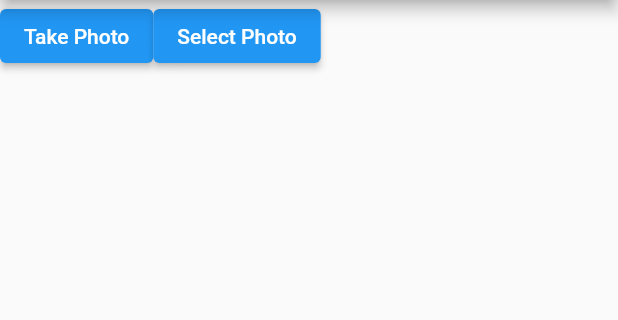
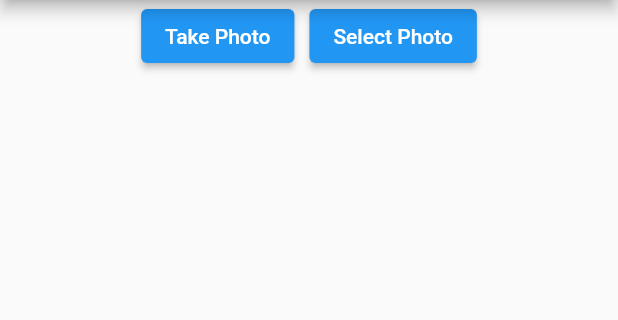
Before and after one commit to mvolkmann/flutter_camera, a Flutter app: the screen it shows after launch, after a tap on "Select Photo", on a phone screen of 412 x 824 dp, the part 84-404 px from its top. Run offline on Flutter 3.47's test engine with Material 2 defaults, Android fonts, the phone set to English and light mode, and no system bars; our stand-ins replace camera, image_picker.

```diff
--- a/lib/main.dart
+++ b/lib/main.dart
@@ -2,7 +2,9 @@ import 'dart:async';
 import 'dart:io';
 
 import 'package:camera/camera.dart';
+import 'package:image_picker/image_picker.dart';
 import 'package:flutter/material.dart';
+import './extensions/widget_extensions.dart';
 
 const title = 'Camera / Photo Library Demo';
 
@@ -32,35 +34,52 @@ Future<void> main() async {
   );
 }
 
-class Home extends StatelessWidget {
+class Home extends StatefulWidget {
   final CameraDescription? camera;
 
   Home({required this.camera, Key? key}) : super(key: key);
 
   @override
+  State<Home> createState() => _HomeState();
+}
+
+class _HomeState extends State<Home> {
+  final _picker = ImagePicker();
+  XFile? _selectedXFile;
+
+  @override
   Widget build(BuildContext context) {
     return Scaffold(
       appBar: AppBar(title: const Text(title)),
-      body: Row(
+      body: Column(
         children: [
-          if (camera == null) const Text('No camera found.'),
-          if (camera != null)
+          Row(
+            mainAxisAlignment: MainAxisAlignment.center,
+            children: [
+              if (widget.camera == null) const Text('No camera found.'),
+              if (widget.camera != null)
                 ElevatedButton(
                   child: const Text('Take Photo'),
                   onPressed: () {
-                navigateTo(context, CameraScreen(camera: camera!));
+                    navigateTo(context, CameraScreen(camera: widget.camera!));
                   },
                 ),
               ElevatedButton(
                 child: const Text('Select Photo'),
-            onPressed: () {
-              print('main.dart Select Photo onPressed: entered');
-              //navigateTo(context, PhotoScreen(imagePath: image.path));
-            },
+                onPressed: pickImage,
               ),
+            ],
+          ).gap(10),
+          if (_selectedXFile != null) Text('Name: ${_selectedXFile!.name}'),
+          if (_selectedXFile != null) Image.file(File(_selectedXFile!.path)),
         ],
       ),
     );
+  }
+
+  void pickImage() async {
+    XFile? image = await _picker.pickImage(source: ImageSource.gallery);
+    setState(() => _selectedXFile = image);
   }
 }
 
@@ -120,7 +139,7 @@ class CameraScreenState extends State<CameraScreen> {
 
           final image = await _controller.takePicture();
 
-          await navigateTo(context, PhotoScreen(imagePath: image.path));
+          await navigateTo(context, PhotoScreen(selectedXFile: image.path));
         } catch (e) {
           print('error: $e');
         }
@@ -130,9 +149,9 @@ class CameraScreenState extends State<CameraScreen> {
 }
 
 class PhotoScreen extends StatelessWidget {
-  final String imagePath;
+  final String selectedXFile;
 
-  const PhotoScreen({required this.imagePath, Key? key}) : super(key: key);
+  const PhotoScreen({required this.selectedXFile, Key? key}) : super(key: key);
 
   @override
   Widget build(BuildContext context) {
@@ -140,7 +159,7 @@ class PhotoScreen extends StatelessWidget {
       appBar: AppBar(title: const Text('Photo')),
       // The image is stored as a file on the device.
       //TODO: Where does the image get its size?
-      body: Image.file(File(imagePath)),
+      body: Image.file(File(selectedXFile)),
     );
   }
 }
```
Also changed, not shown: 2 other files. Lines whose indentation alone changed are shown as unchanged.
